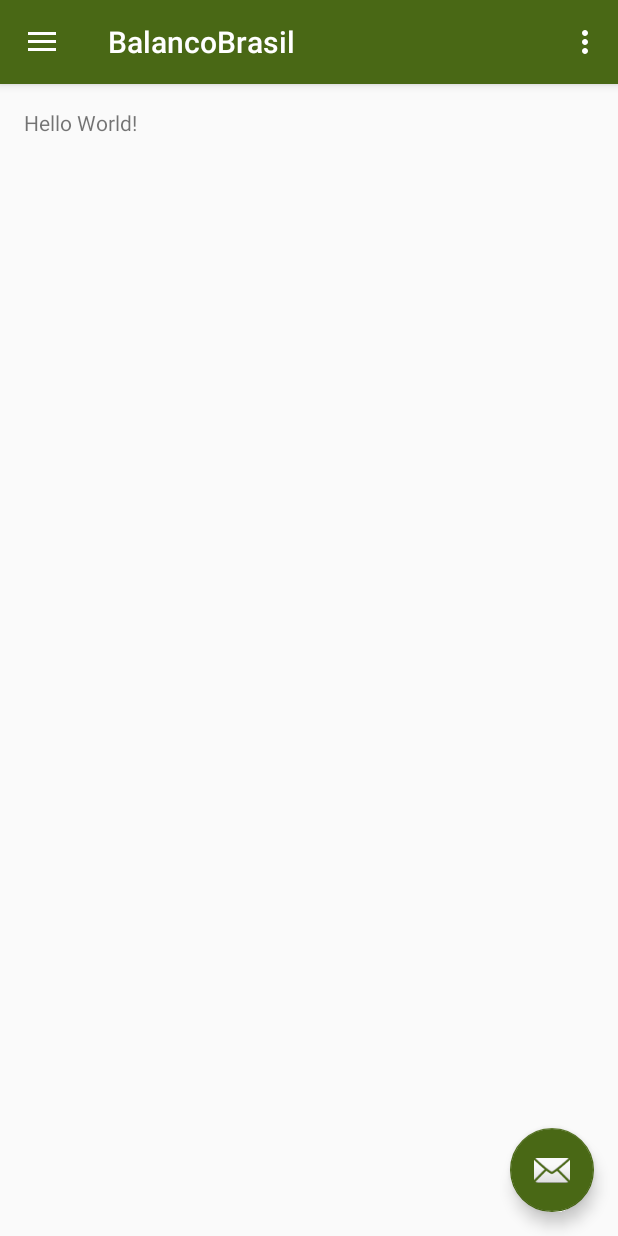
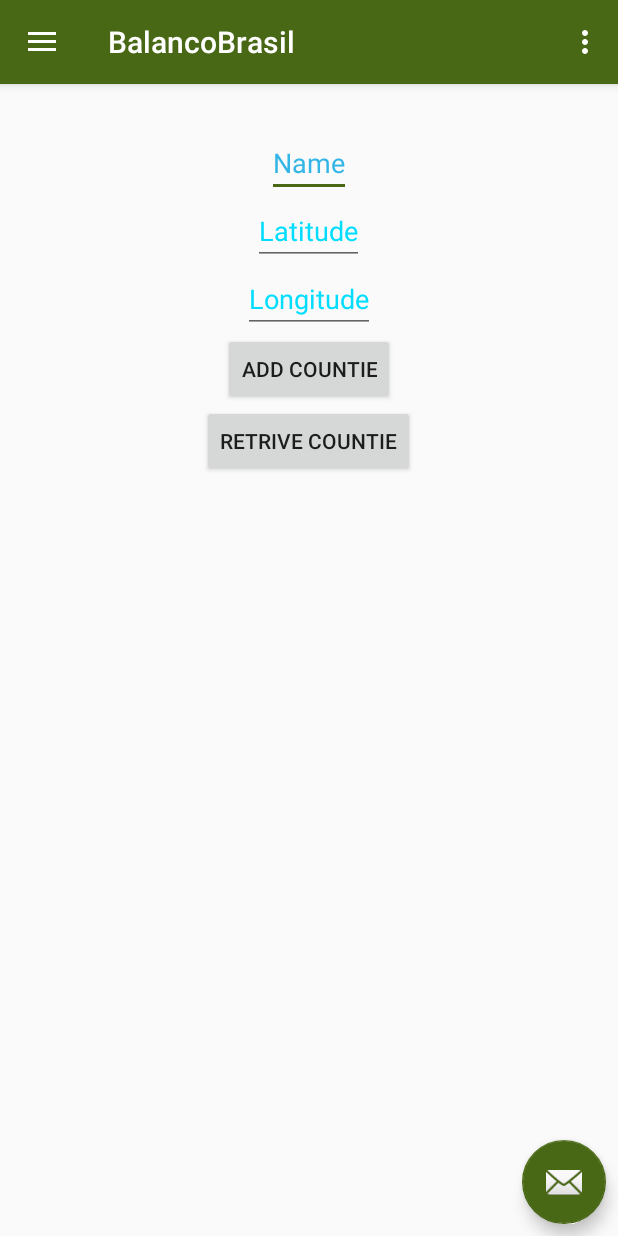
Before and after one commit to monmartins/Trabalho-Final-DSPM, an Android app: the screen it shows after launch (MainActivity), on a phone screen of 412 x 824 dp. Run offline under Robolectric (Android 15) with nearby library versions, the phone set to English and light mode, and no system bars.

Commit message:
telas vazias, com menu e estrutura banco local(funcionando)

```diff
--- a/BalancoBrasil/app/src/main/java/br/ufc/dc/dspm/balancobrasil/InformationsProvider.java
+++ b/BalancoBrasil/app/src/main/java/br/ufc/dc/dspm/balancobrasil/InformationsProvider.java
@@ -22,7 +22,7 @@ import android.text.TextUtils;
  */
 public class InformationsProvider extends ContentProvider {
 
-    static final String PROVIDER_NAME = "com.example.provider.Counties";
+    static final String PROVIDER_NAME = "br.ufc.dc.dspm.provider.Counties";
     static final String URL = "content://" + PROVIDER_NAME + "/informations";
     static final Uri CONTENT_URI = Uri.parse(URL);
 
--- a/BalancoBrasil/app/src/main/java/br/ufc/dc/dspm/balancobrasil/MainActivity.java
+++ b/BalancoBrasil/app/src/main/java/br/ufc/dc/dspm/balancobrasil/MainActivity.java
@@ -16,6 +16,7 @@ import android.support.v7.app.AppCompatActivity;
 import android.support.v7.widget.Toolbar;
 import android.view.Menu;
 import android.view.MenuItem;
+import android.widget.EditText;
 import android.widget.TextView;
 import android.widget.Toast;
 
@@ -119,11 +120,15 @@ public class MainActivity extends AppCompatActivity
         // Add a new student record
         ContentValues values = new ContentValues();
 
-        values.put(InformationsProvider.NAME,"nome");
+        EditText name = (EditText) findViewById(R.id.name);
+        EditText latitude = (EditText) findViewById(R.id.latitude);
+        EditText longitude = (EditText) findViewById(R.id.longitude);
 
-        values.put(InformationsProvider.LATITUDE, 1);
+        values.put(InformationsProvider.NAME, name.getText().toString());
 
-        values.put(InformationsProvider.LONGITUDE, 1);
+        values.put(InformationsProvider.LATITUDE, Double.parseDouble(latitude.getText().toString()));
+
+        values.put(InformationsProvider.LONGITUDE, Double.parseDouble(longitude.getText().toString()));
 
         Uri uri = getContentResolver().insert(
                 InformationsProvider.CONTENT_URI, values);
@@ -135,11 +140,11 @@ public class MainActivity extends AppCompatActivity
     public void onClickRetrieveStudents(View view) {
 
         // Retrieve student records
-        String URL = "content://com.example.provider.Informations/counties";
+        String URL = "content://br.ufc.dc.dspm.provider.Counties/informations";
 
-        Uri students = Uri.parse(URL);
-        Cursor c = managedQuery(students, null, null, null, "name");
-
+        Uri counties = Uri.parse(URL);
+        //Cursor c = managedQuery(counties, null, null, null, "name");
+        Cursor c = getContentResolver().query(counties, null, null, null, "name");
         if (c.moveToFirst()) {
             do{
                 Toast.makeText(this,
--- a/BalancoBrasil/app/src/main/res/layout/app_bar_main.xml
+++ b/BalancoBrasil/app/src/main/res/layout/app_bar_main.xml
@@ -1,5 +1,6 @@
 <?xml version="1.0" encoding="utf-8"?>
-<android.support.design.widget.CoordinatorLayout xmlns:android="http://schemas.android.com/apk/res/android"
+<RelativeLayout
+    xmlns:android="http://schemas.android.com/apk/res/android"
     xmlns:app="http://schemas.android.com/apk/res-auto"
     xmlns:tools="http://schemas.android.com/tools"
     android:layout_width="match_parent"
@@ -10,6 +11,7 @@
     <android.support.design.widget.AppBarLayout
         android:layout_width="match_parent"
         android:layout_height="wrap_content"
+        android:id="@+id/appBarLayout"
         android:theme="@style/AppTheme.AppBarOverlay">
 
         <android.support.v7.widget.Toolbar
@@ -21,14 +23,19 @@
 
     </android.support.design.widget.AppBarLayout>
 
-    <include layout="@layout/content_main" />
+    <include
+        android:layout_width="match_parent"
+        android:layout_height="wrap_content"
+        android:layout_below="@+id/appBarLayout"
+        layout="@layout/content_main" />
 
     <android.support.design.widget.FloatingActionButton
         android:id="@+id/fab"
         android:layout_width="wrap_content"
         android:layout_height="wrap_content"
-        android:layout_gravity="bottom|end"
-        android:layout_margin="@dimen/fab_margin"
+        android:layout_alignParentBottom="true"
+        android:layout_alignParentRight="true"
+        android:layout_margin="8dp"
         android:src="@android:drawable/ic_dialog_email" />
 
-</android.support.design.widget.CoordinatorLayout>
+</RelativeLayout>
--- a/BalancoBrasil/app/src/main/res/layout/content_main.xml
+++ b/BalancoBrasil/app/src/main/res/layout/content_main.xml
@@ -1,19 +1,57 @@
-<?xml version="1.0" encoding="utf-8"?>
-<RelativeLayout xmlns:android="http://schemas.android.com/apk/res/android"
-    xmlns:app="http://schemas.android.com/apk/res-auto"
+<LinearLayout xmlns:android="http://schemas.android.com/apk/res/android"
     xmlns:tools="http://schemas.android.com/tools"
     android:layout_width="match_parent"
     android:layout_height="match_parent"
-    android:paddingBottom="@dimen/activity_vertical_margin"
     android:paddingLeft="@dimen/activity_horizontal_margin"
     android:paddingRight="@dimen/activity_horizontal_margin"
-    android:paddingTop="@dimen/activity_vertical_margin"
-    app:layout_behavior="@string/appbar_scrolling_view_behavior"
-    tools:context="br.ufc.dc.dspm.balancobrasil.MainActivity"
-    tools:showIn="@layout/app_bar_main">
+    android:paddingTop="30dp"
+    android:paddingBottom="@dimen/activity_vertical_margin"
+    android:orientation="vertical"
+    tools:context=".MainActivity">
 
-    <TextView
+
+    <EditText
         android:layout_width="wrap_content"
         android:layout_height="wrap_content"
-        android:text="Hello World!" />
-</RelativeLayout>
+        android:id="@+id/name"
+        android:hint="Name"
+        android:layout_gravity="center_horizontal"
+        android:textColorHint="@android:color/holo_blue_light" />
+
+    <EditText
+        android:layout_width="wrap_content"
+        android:layout_height="wrap_content"
+        android:id="@+id/latitude"
+        android:hint="Latitude"
+        android:layout_gravity="center_horizontal"
+        android:textColorHint="@android:color/holo_blue_bright"
+        android:inputType="numberDecimal|numberSigned"/>
+
+    <EditText
+        android:layout_width="wrap_content"
+        android:layout_height="wrap_content"
+        android:id="@+id/longitude"
+        android:hint="Longitude"
+        android:layout_gravity="center_horizontal"
+        android:textColorHint="@android:color/holo_blue_bright"
+        android:inputType="numberDecimal|numberSigned"/>
+
+    <Button
+        android:layout_width="wrap_content"
+        android:layout_height="wrap_content"
+        android:id="@+id/button2"
+        android:text="Add countie"
+        android:layout_gravity="center_horizontal"
+        android:onClick="onClickAddName"/>
+
+
+
+    <Button
+        android:layout_width="wrap_content"
+        android:layout_height="wrap_content"
+        android:text="Retrive countie"
+        android:id="@+id/button"
+        android:layout_gravity="center_horizontal"
+        android:onClick="onClickRetrieveStudents"/>
+
+</LinearLayout>
```
